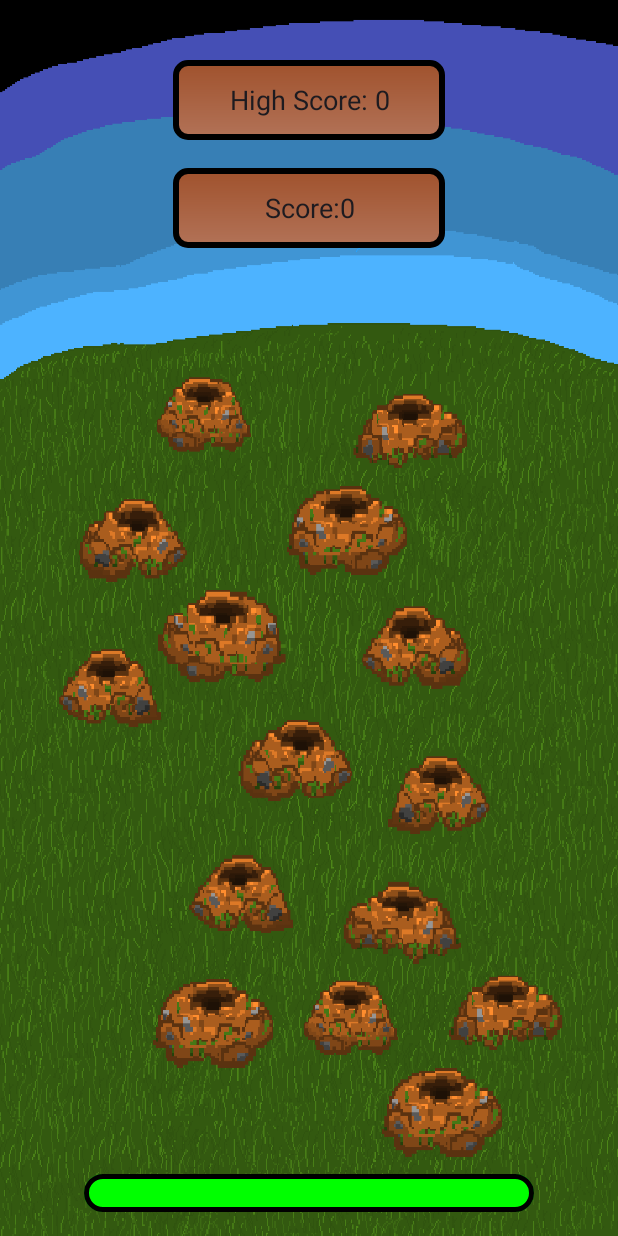
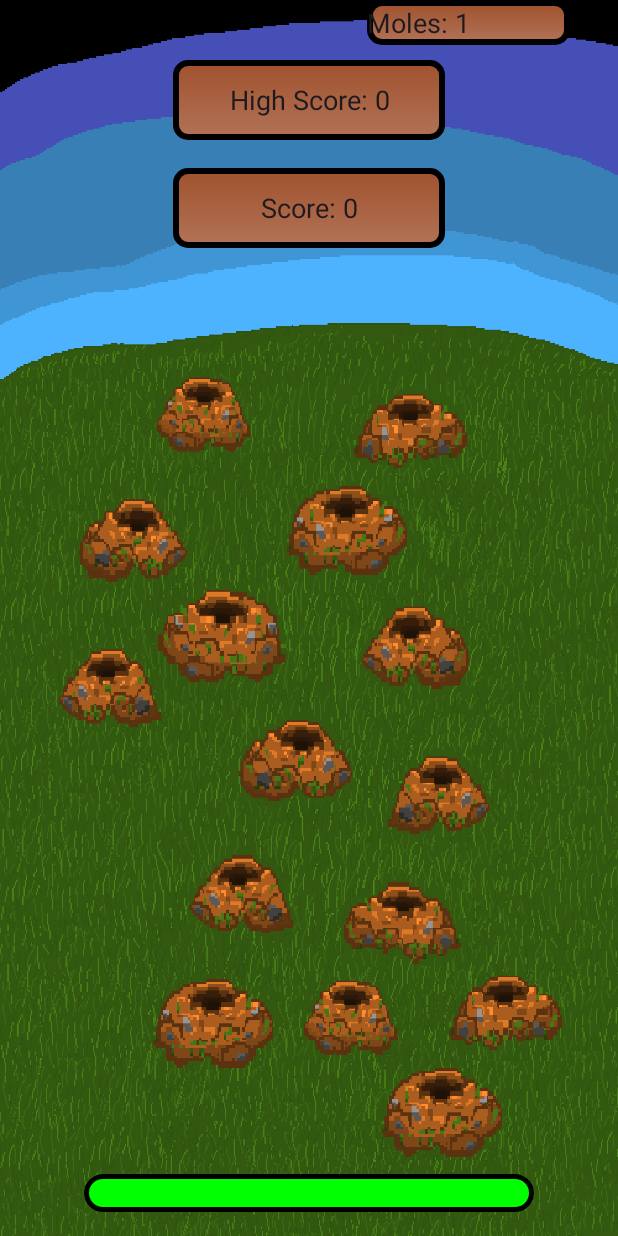
Before and after one commit to JohnBrittaein/Wackah_Mole, an Android app: the GameActivity screen opened directly, with no data from a screen before it, on a phone screen of 412 x 824 dp. Run offline under Robolectric (Android 15) with nearby library versions, the light colour scheme and no system bars.

Commit message:
25 increase difficulty over time (#61)
* Tick speed is now controlled by score * a multiplier, moles are added to the board based on score. Now keep track of mole count.

* Mole Count displayed

* Exit button closes the app

* Makes sure a new mole isnt added on start

```diff
--- a/app/src/main/java/com/example/wackah_mole/GameActivity.java
+++ b/app/src/main/java/com/example/wackah_mole/GameActivity.java
@@ -30,6 +30,7 @@ public class GameActivity extends AppCompatActivity {
     private Map<Integer, MoleViewState> previousMoles = new HashMap<>();
     private GameViewModel gameModel;
     private EditText gameScore;
+    private EditText moleCountText;
     private Drawable angryMole;
     private Drawable normalMole;
 
@@ -51,6 +52,10 @@ public class GameActivity extends AppCompatActivity {
         highScore = findViewById(R.id.high_score);
         highScore.setText("High Score: " + highScores_Manager.getInt(getString(R.string.HighScore1Key),0));
 
+        // Initialize mole count
+        moleCountText = findViewById(R.id.mole_count);
+        moleCountText.setText("Moles: 1");
+
         // Load Mole drawables, cache to use later
         angryMole = ContextCompat.getDrawable(this, R.drawable.angry_mole);
         normalMole = ContextCompat.getDrawable(this, R.drawable.mole);
@@ -59,7 +64,10 @@ public class GameActivity extends AppCompatActivity {
         hideMoles();
 
         // Observe score updates
-        gameModel.score.observe(this, score -> gameScore.setText("Score:" + score));
+        gameModel.score.observe(this, score -> gameScore.setText("Score: " + score));
+
+        // Observe mole count updates
+        gameModel.moleCount.observe(this, moleCount -> moleCountText.setText("Moles: " + moleCount));
 
         // Observe mole state updates
         gameModel.getMoleStates().observe(this, this::updateMoleViews);
--- a/app/src/main/java/com/example/wackah_mole/GameViewModel.java
+++ b/app/src/main/java/com/example/wackah_mole/GameViewModel.java
@@ -22,13 +22,19 @@ public class GameViewModel extends ViewModel {
     public boolean playerHitRecently = false;
     public boolean playerMissedRecently = false;
 
+    // Difficulty
+    private final int SCORE_THRESH = 300;
+    private final double TIME_MULT = 0.01;
+
+    private int lastMoleScore = -1; // Keeps track of the last score in which as mole was added
+
     // Schedule and time keeping variables
     private long startTime = 0L;
     private long endTime = 0L;
     private long elaspedTime = 0L;
     private static final long BASE_INTERVAL_MS = 1500;
-    private static final long MIN_INTERVAL_MS = 1000;
-    private long currentInterval = MIN_INTERVAL_MS;
+    private static final long MIN_INTERVAL_MS = 1200;
+    private long currentInterval = BASE_INTERVAL_MS;
 
     private ScheduledExecutorService scheduler;
     private ScheduledFuture<?> ticker;
@@ -43,6 +49,8 @@ public class GameViewModel extends ViewModel {
     private final MutableLiveData<Map<Integer, MoleViewState>> moleViewStates = new MutableLiveData<>();
     public LiveData<Map<Integer, MoleViewState>> getMoleStates() { return moleViewStates; }
     private final Map<Integer, MoleViewState> lastPostedStates = new HashMap<>();
+    public final MutableLiveData<Integer> _moleCount = new MutableLiveData<>(1);
+    public LiveData<Integer> moleCount = _moleCount;
 
 
     /**
@@ -78,6 +86,15 @@ public class GameViewModel extends ViewModel {
         boolean hasChanged = false;
 
         // Check score and add a mole for each level
+        int score =_score.getValue() != null ? _score.getValue() : 0;
+        int moleCount = _moleCount.getValue() != null ? _moleCount.getValue() : 0;
+        if (score % SCORE_THRESH == 0 && score != lastMoleScore && score != 0){
+            lastMoleScore = score;
+            addMole();
+            moleCount++;
+            _moleCount.postValue(moleCount);
+            Log.d("Game Debug", "A new mole has been added to the game");
+        }
 
         for (Mole mole : moles) {
             GameState gameState = new GameState(
@@ -125,56 +142,37 @@ public class GameViewModel extends ViewModel {
         playerMissedRecently = false;
     }
 
-
-    /**
-     * Creates a thread for the View Model and start the game
-     */
     public void StartGame() {
         startTime = System.currentTimeMillis();
         scheduler = Executors.newSingleThreadScheduledExecutor();
+        currentInterval = BASE_INTERVAL_MS;
+        scheduleNextTick();
+    }
 
-        ticker = scheduler.scheduleWithFixedDelay(() -> {
+
+    private void scheduleNextTick() {
+        if (scheduler == null || scheduler.isShutdown()) return;
+
+        ticker = scheduler.schedule(() -> {
             try {
                 gameTick();
 
-                //if (currentInterval > MIN_INTERVAL_MS) {
-                //    currentInterval -= 10;
-                //    rescheduleThread();
-                //}
+                double score = _score.getValue() != null ? _score.getValue() : 0;
+
+                if (currentInterval > MIN_INTERVAL_MS) {
+                    currentInterval -= (long) (TIME_MULT * score);
+                    currentInterval = Math.max(currentInterval, MIN_INTERVAL_MS);
+                    Log.d("Game Debug","The new thread interval is: " + currentInterval);
+                }
+
+                scheduleNextTick();  // Re-schedule again with new interval
 
             } catch (Exception e) {
                 Log.e("Thread", "Thread error: " + e.getMessage());
             }
-        }, 0, currentInterval, TimeUnit.MILLISECONDS);
+        }, currentInterval, TimeUnit.MILLISECONDS);
     }
 
-    /**
-     * Stops the thread running game tick and reschedules it with a fast time interval
-     */
-    private void rescheduleThread() {
-        if (ticker != null && !ticker.isCancelled()) {
-            ticker.cancel(false);
-        }
-
-        // Shutdown and rebuild scheduler
-        scheduler.shutdownNow();
-        scheduler = Executors.newSingleThreadScheduledExecutor();
-
-        ticker = scheduler.scheduleWithFixedDelay(() -> {
-            try {
-                gameTick();
-
-                if (currentInterval > MIN_INTERVAL_MS) {
-                    currentInterval -= 10;
-                    rescheduleThread();
-                }
-
-            } catch (Exception e) {
-                Log.e("Thread", "Thread error: " + e.getMessage());
-            }}, 0, currentInterval, TimeUnit.MILLISECONDS);
-
-        Log.d("GameSpeed", "Speed increased: " + currentInterval + "ms");
-    }
 
 
     /**
--- a/app/src/main/java/com/example/wackah_mole/MainActivity.java
+++ b/app/src/main/java/com/example/wackah_mole/MainActivity.java
@@ -38,7 +38,7 @@ public class MainActivity extends AppCompatActivity {
 
         // Click Listener for Exit Button
         exitBtn.setOnClickListener(v -> {
-
+            this.finishAffinity();
         });
     }
 }
--- a/app/src/main/res/layout/activity_game.xml
+++ b/app/src/main/res/layout/activity_game.xml
@@ -260,6 +260,19 @@
         app:layout_constraintStart_toStartOf="parent"
         app:layout_constraintTop_toTopOf="parent" />
 
+
+    <EditText
+        android:id="@+id/mole_count"
+        android:layout_width="135dp"
+        android:layout_height="30dp"
+        android:background="@drawable/rounded_button"
+        android:hint=" Mole Count:"
+        android:inputType="text"
+        app:layout_constraintEnd_toEndOf="parent"
+        app:layout_constraintHorizontal_bias="0.884"
+        app:layout_constraintStart_toStartOf="parent"
+        app:layout_constraintTop_toTopOf="parent"/>
+
     <ImageButton
         android:id="@+id/mole_15"
         android:layout_width="50dp"
```
